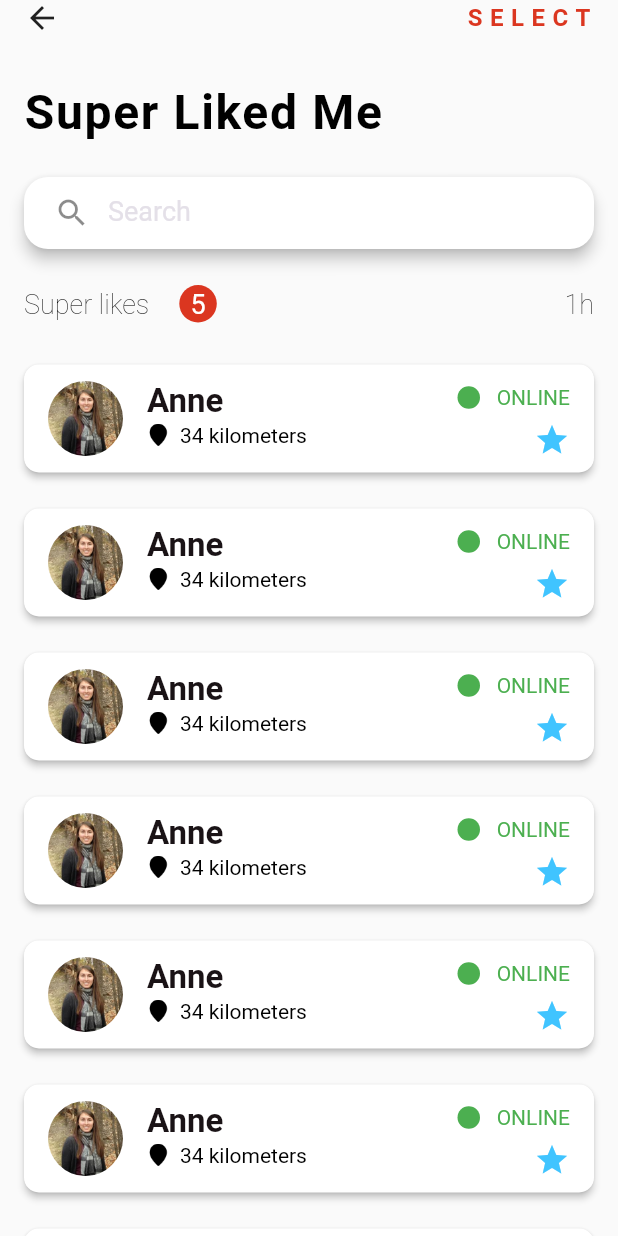
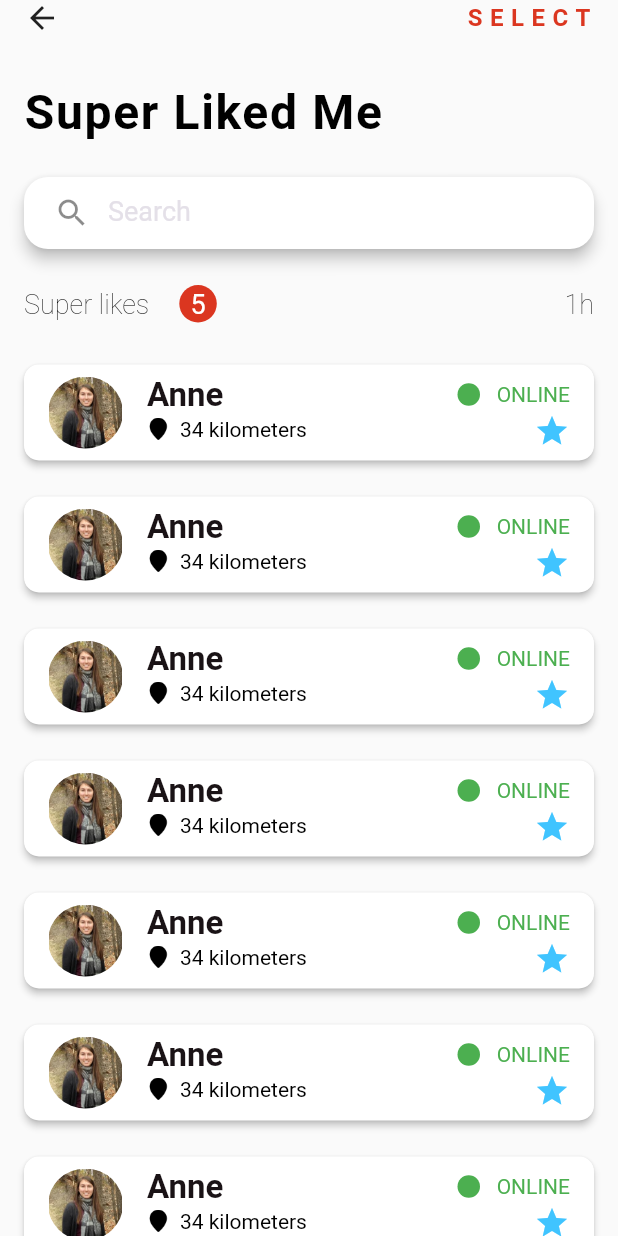
Before and after one commit to samuelsisay/untitled, a Flutter app: the ProfilePage screen opened directly, after a tap on "42", on a phone screen of 412 x 824 dp. Run offline on Flutter 3.47's test engine with Material 2 defaults, Android fonts, the phone set to English and light mode, and no system bars; our stand-ins replace cloud_firestore, firebase_auth, firebase_core, flutter_spinkit, get, modal_bottom_sheet; accounts and stored records are empty; statements that could not run were skipped.

Commit message:
change can happen in this form

```diff
--- a/lib/controllers/authController.dart
+++ b/lib/controllers/authController.dart
@@ -9,7 +9,6 @@ import 'package:untitled/screens/view/agentPage.dart';
 import 'package:untitled/screens/authentication/auth.dart';
 import 'package:untitled/screens/home/home.dart';
 import 'package:untitled/screens/view/authPage.dart';
-import 'package:untitled/utils/helpers/showLoading.dart';
 
 class AuthController extends GetxController {
   static AuthController instance = Get.find();
--- a/lib/screens/dashboard/pages/profile_page.dart
+++ b/lib/screens/dashboard/pages/profile_page.dart
@@ -1,3 +1,4 @@
+import 'package:get/get.dart';
 import 'package:untitled/constants/controllers.dart';
 import 'package:untitled/screens/dashboard/commons/my_info.dart';
 import 'package:untitled/screens/dashboard/commons/opaque_image.dart';
@@ -33,7 +34,7 @@ class ProfilePage extends StatelessWidget {
                             Align(
                               alignment: Alignment.center,
                               child: Text(
-                                authController.userModel.value.email ?? "",
+                                authController.userModel.value.name ?? "",
                                 textAlign: TextAlign.center,
                                 style: headingTextStyle,
                               ),
@@ -115,11 +116,7 @@ class ProfilePage extends StatelessWidget {
                           ),
                           GestureDetector(
                             onTap: () {
-                              Navigator.of(context).push(
-                                MaterialPageRoute(
-                                  builder: (context) => SuperLikesMePage(),
-                                ),
-                              );
+                              Get.offAll(() => SuperLikesMePage());
                             },
                             child: ProfileInfoBigCard(
                               firstText: "42",
--- a/lib/screens/dashboard/pages/super_likes_me_page.dart
+++ b/lib/screens/dashboard/pages/super_likes_me_page.dart
@@ -88,6 +88,10 @@ class SuperLikesMePage extends StatelessWidget {
                   margin:
                       const EdgeInsets.symmetric(horizontal: 16, vertical: 12),
                   child: ListTile(
+                    dense: true,
+                    onTap: () {
+                      //
+                    },
                     title: Text(
                       "Anne",
                       style: titleStyle,
```
